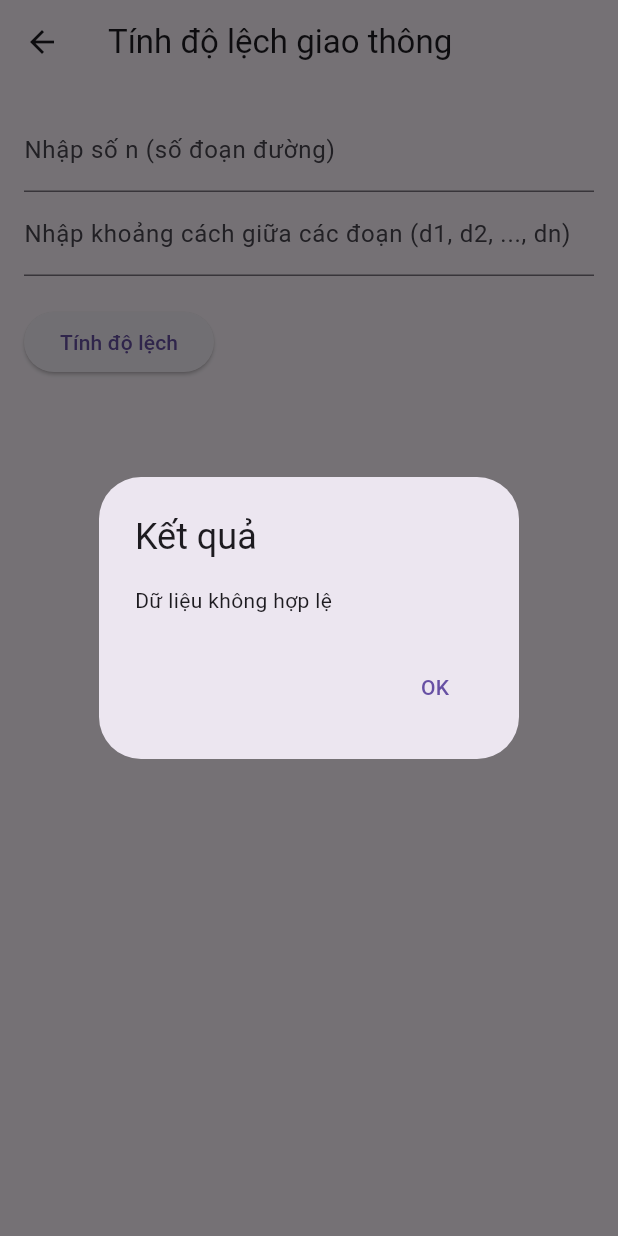
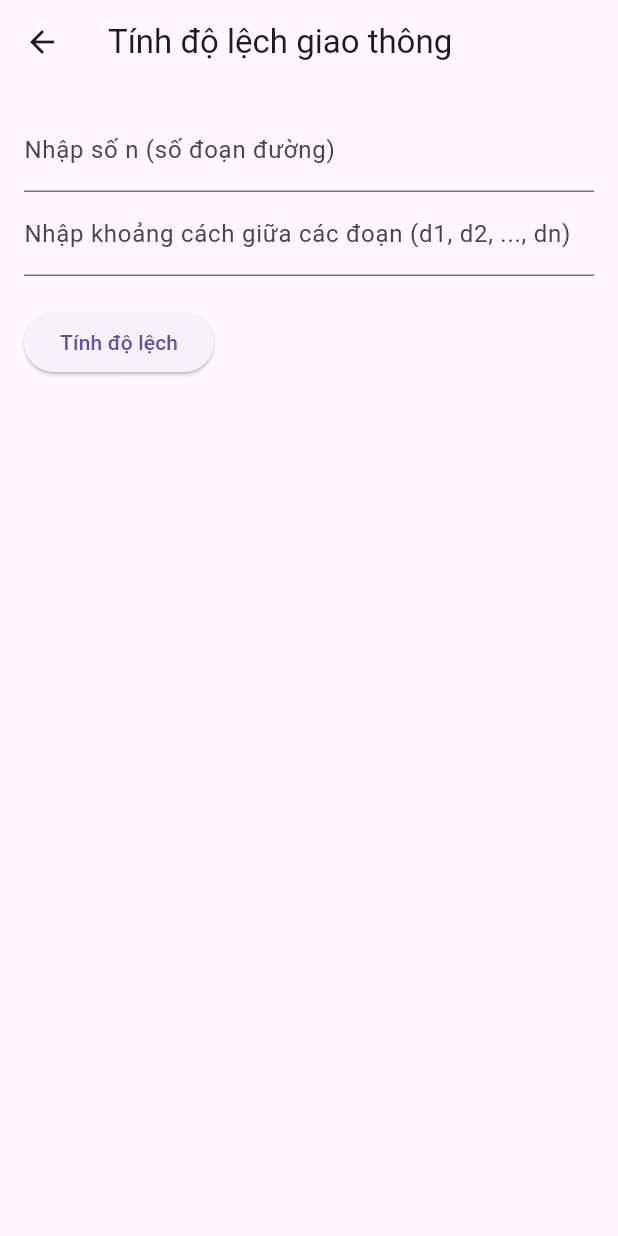
Before and after one commit to qminhminh/bai_tap_van_dung_CT_Quang_Minh, a Flutter app: the BaiTap04 screen opened directly, after a tap on "Tính độ lệch", on a phone screen of 412 x 824 dp. Run offline on Flutter 3.47's test engine with Material 3 defaults, Android fonts, the light colour scheme and no system bars.

Commit message:
sauwr dieu kienj

```diff
--- a/lib/bai_tap_2.dart
+++ b/lib/bai_tap_2.dart
@@ -33,7 +33,7 @@ class _BaiTap02State extends State<BaiTap02> {
     final int? a = int.tryParse(_aController.text);
     final int? b = int.tryParse(_bController.text);
 
-    if (a == null || b == null || a > b || a > 10 ^ 15 || b > 10 ^ 15) {
+    if (a == null || b == null) {
       // Hiển thị thông báo lỗi nếu a hoặc b không hợp lệ
       _showDialog('Vui lòng nhập các giá trị hợp lệ.');
       return;
--- a/lib/bai_tap_4.dart
+++ b/lib/bai_tap_4.dart
@@ -43,13 +43,6 @@ class _BaiTap04State extends State<BaiTap04> {
         .map((e) => int.tryParse(e) ?? 0)
         .toList();
 
-    if (n <= 1 ||
-        distances.length != n ||
-        n > 106 ||
-        distances.any((number) => number > 109 || number < 1)) {
-      _showResult('Dữ liệu không hợp lệ');
-      return;
-    } else {
     // Sắp xếp dãy số
     distances.sort();
 
@@ -62,7 +55,6 @@ class _BaiTap04State extends State<BaiTap04> {
 
     // Hiển thị kết quả trong popup
     _showResult('Độ lệch nhỏ nhất: $mins');
-    }
   }
 
   @override
--- a/lib/bai_tap_6.dart
+++ b/lib/bai_tap_6.dart
@@ -42,9 +42,7 @@ class _BaiTap06State extends State<BaiTap06> {
         0; // Lấy giá trị B từ ô nhập, mặc định 0 nếu không hợp lệ
 
     beautifulNumbers.clear(); // Xóa danh sách cũ (nếu có)
-    if (a < 10 ^ 4 || a >= b || b >= 10 ^ 5) {
-      _showErrorDialog('Vui lòng nhập giá trị A và B hợp lệ');
-    } else {
+
     // Duyệt qua tất cả các số từ A đến B
     for (int i = a; i <= b; i++) {
       if (_isPrime(i) && _isPalindrome(i)) {
@@ -71,7 +69,6 @@ class _BaiTap06State extends State<BaiTap06> {
         ],
       ),
     );
-    }
   }
 
   void _showErrorDialog(String message) {
```
Lines whose indentation alone changed are shown as unchanged.
